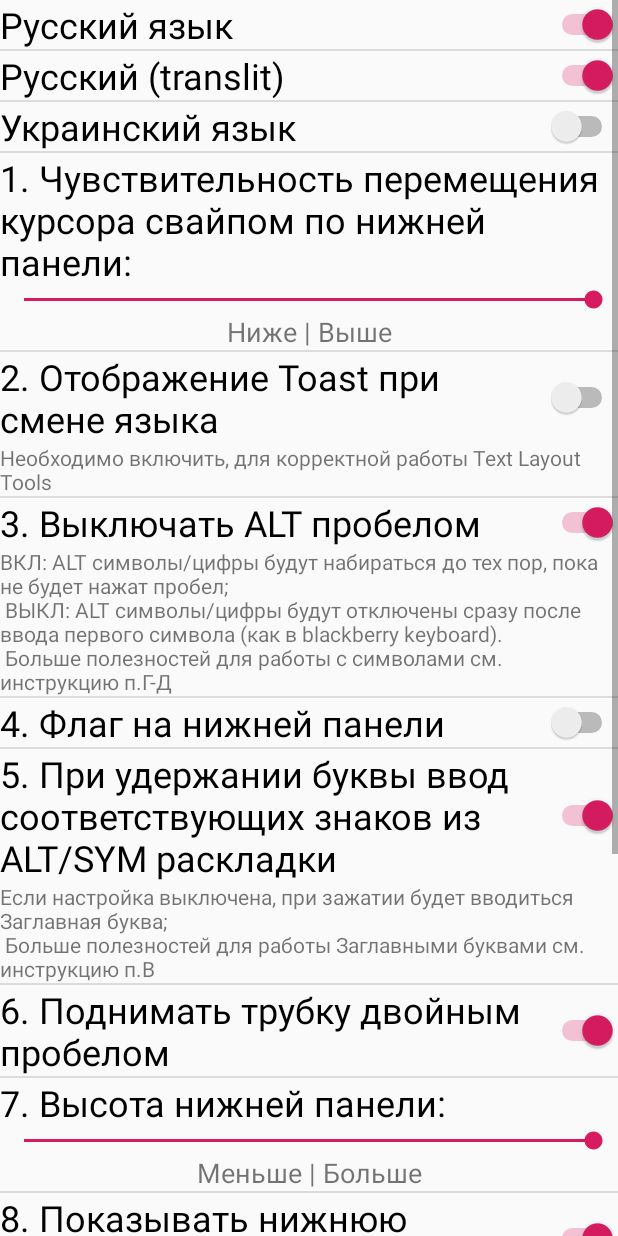
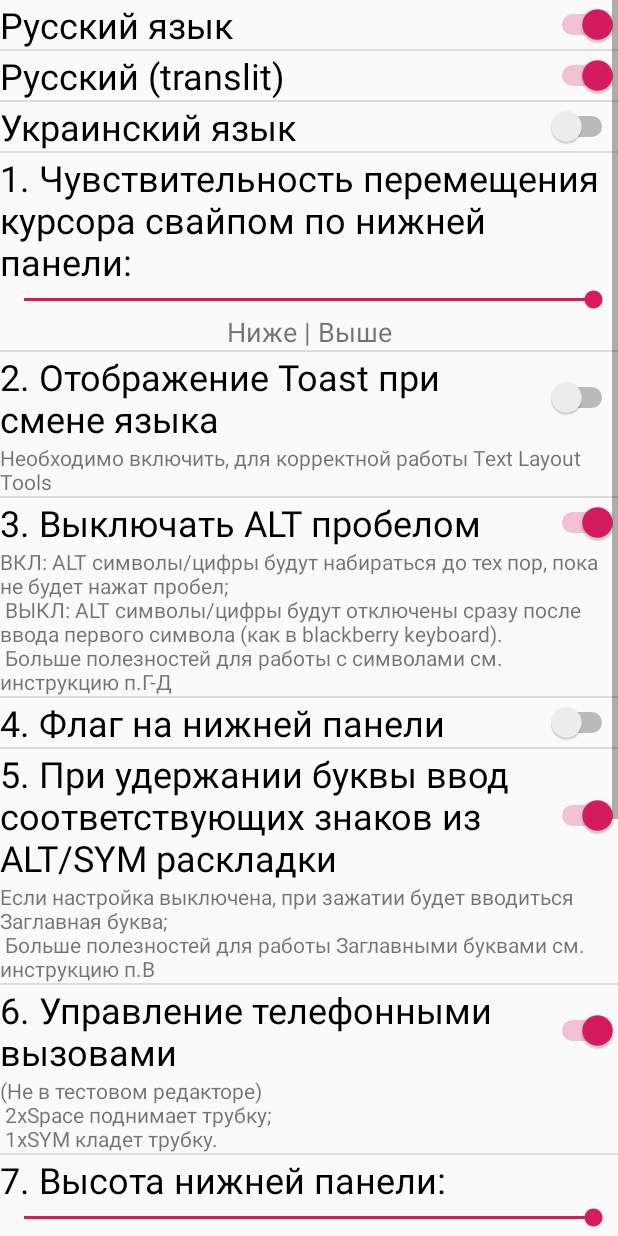
Before and after one commit to tim-ecoder/KeyoneKB, an Android app: the layout activity_settings.xml on its own in the app's theme, with its tools: preview values and no code run, on a phone screen of 412 x 824 dp. Run offline under Robolectric (Android 15) with nearby library versions, the phone set to English and light mode, and no system bars.

Commit message:
Не ALT кладет трубку а SYM (удобнее); Манипуляции с Телефоном теперь работают и на рабочем столе; Переименовал настройку_6 и чуть рефакторил код настроек;

```diff
--- a/app/build.gradle
+++ b/app/build.gradle
@@ -17,8 +17,8 @@ android {
         applicationId "com.sateda.keyonekb2"
         minSdkVersion 25
         targetSdkVersion 25
-        versionCode 2230
-        versionName "2.2-beta3"
+        versionCode 2231
+        versionName "2.2-beta3.1"
 
         testInstrumentationRunner "androidx.test.runner.AndroidJUnitRunner"
         signingConfig signingConfigs.debug
@@ -34,7 +34,7 @@ android {
         variant.outputs.all {
             //outputFileName = "ApplicationName-${variant.name}-${variant.versionName}.apk"
             //TODO: сделал такую настройку т.е. не работает штатный механизм наименования файла от Основателя (если он был)
-            outputFileName = "KeyoneKB2-v2.2-beta3.apk"
+            outputFileName = "KeyoneKB2-v2.2-beta3.1.apk"
         }
     }
     compileOptions {
--- a/app/src/main/res/layout/activity_settings.xml
+++ b/app/src/main/res/layout/activity_settings.xml
@@ -154,7 +154,7 @@
         android:background="?android:attr/listDivider" />
 
     <Switch
-        android:id="@+id/switch_longpress_alt"
+        android:id="@+id/switch_long_press_alt"
         android:layout_width="match_parent"
         android:layout_height="wrap_content"
         android:layout_below="@id/divider7"
@@ -162,33 +162,39 @@
         android:textSize="24sp"
         tools:checked="true" />
     <TextView
-        android:id="@+id/help_switch_longpress_alt"
+        android:id="@+id/help_switch_long_press_alt"
         android:layout_width="match_parent"
         android:layout_height="wrap_content"
-        android:layout_below="@id/switch_longpress_alt"
+        android:layout_below="@id/switch_long_press_alt"
         android:text="@string/pref_p_5_hint" />
 
     <View
         android:id="@+id/divider8"
         android:layout_width="match_parent"
         android:layout_height="1dp"
-        android:layout_below="@id/help_switch_longpress_alt"
+        android:layout_below="@id/help_switch_long_press_alt"
         android:background="?android:attr/listDivider" />
 
     <Switch
-        android:id="@+id/switch_space_accept_call"
+        android:id="@+id/switch_manage_call"
         android:layout_width="match_parent"
         android:layout_height="wrap_content"
         android:layout_below="@id/divider8"
         android:text="@string/pref_p_6_name"
         android:textSize="24sp"
         tools:checked="true" />
+    <TextView
+        android:id="@+id/text_manage_call_hint"
+        android:layout_width="match_parent"
+        android:layout_height="wrap_content"
+        android:layout_below="@id/switch_manage_call"
+        android:text="@string/pref_p_6_hint" />
 
     <View
         android:id="@+id/divider9"
         android:layout_width="match_parent"
         android:layout_height="1dp"
-        android:layout_below="@id/switch_space_accept_call"
+        android:layout_below="@id/text_manage_call_hint"
         android:background="?android:attr/listDivider" />
 
     <TextView
@@ -235,7 +241,7 @@
         tools:checked="true" />
 
     <TextView
-        android:id="@+id/text_help_pocket_patch"
+        android:id="@+id/text_help_p8"
         android:layout_width="match_parent"
         android:layout_height="wrap_content"
         android:layout_below="@id/switch_show_default_onscreen_keyboard"
@@ -244,7 +250,7 @@
         android:id="@+id/divider11"
         android:layout_width="match_parent"
         android:layout_height="1dp"
-        android:layout_below="@id/text_help_pocket_patch"
+        android:layout_below="@id/text_help_p8"
         android:background="?android:attr/listDivider" />
     <Switch
         android:id="@+id/switch_keyboard_gestures_at_views_enabled"
--- a/app/src/main/res/values/strings.xml
+++ b/app/src/main/res/values/strings.xml
@@ -21,7 +21,8 @@
     <string name="pref_p_4_name">4. Флаг на нижней панели</string>
     <string name="pref_p_5_name">5. При удержании буквы ввод соответствующих знаков из ALT/SYM раскладки</string>
     <string name="pref_p_5_hint">Если настройка выключена, при зажатии будет вводиться Заглавная буква;\n Больше полезностей для работы Заглавными буквами см. инструкцию п.В</string>
-    <string name="pref_p_6_name">6. Поднимать трубку двойным пробелом</string>
+    <string name="pref_p_6_name">6. Управление телефонными вызовами</string>
+    <string name="pref_p_6_hint"> (Не в тестовом редакторе)\n 2хSpace поднимает трубку;\n 1хSYM кладет трубку.</string>
     <string name="pref_p_7_name">7. Высота нижней панели:</string>
     <string name="pref_p_7_value">Меньше | Больше</string>
     <string name="pref_p_8_name">8. Показывать нижнюю наэкранную свайп-панель</string>
@@ -47,4 +48,5 @@
     <string name="KB_CORE_TIME_SHORT_2ND_LONG_PRESS">600</string>
     <string name="KB_CORE_TIME_LONG_PRESS">300</string>
     <string name="KB_CORE_TIME_SHORT_PRESS">200</string>
+    <string name="WAIT_GESTURE_UPON_KEY_0">1000</string>
 </resources>
```
Also changed, not shown: app/src/main/java/com/sateda/keyonekb2/KeyoneIME.java (+71 -85 lines), app/src/main/java/com/sateda/keyonekb2/SettingsActivity.java (+36 -36 lines).
